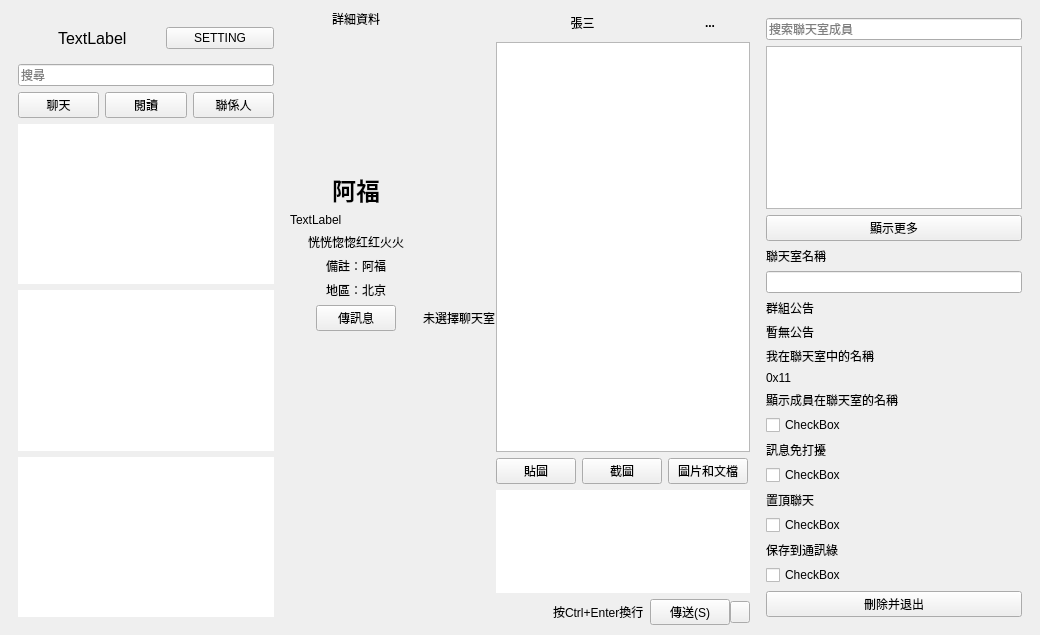
Old version of the form resource/ui/wechatwin-0.5.ui in the repository 0xzhaohx/wechat-qt5.
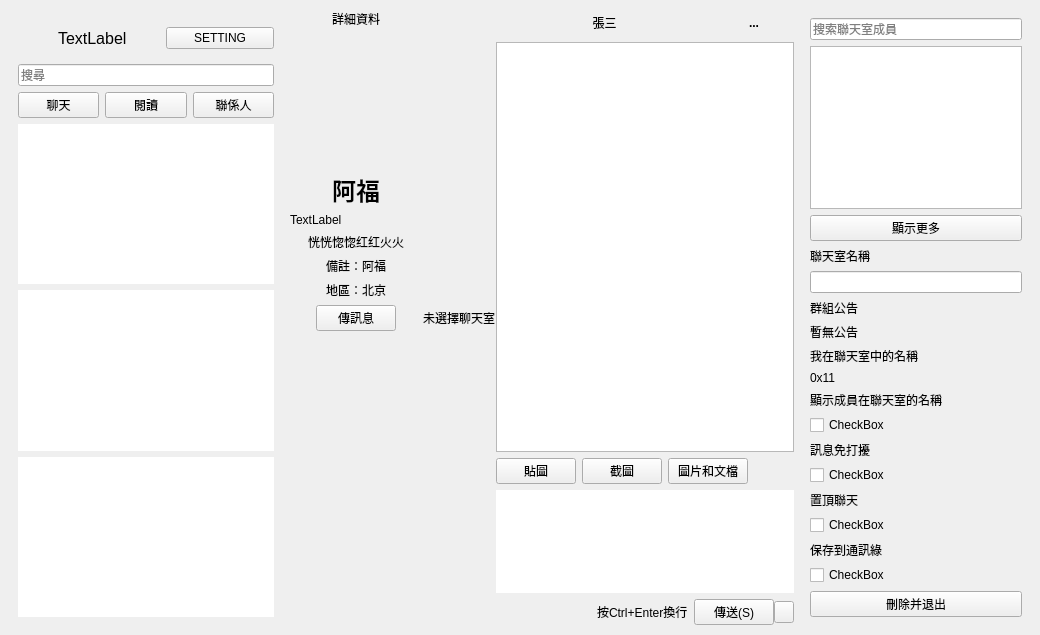
New version of the form.

Diff of the .ui file:
```diff
--- a/resource/ui/wechatwin-0.5.ui
+++ b/resource/ui/wechatwin-0.5.ui
@@ -654,6 +654,12 @@
     </item>
     <item>
      <widget class="QWidget" name="membersWidget" native="true">
+      <property name="maximumSize">
+       <size>
+        <width>230</width>
+        <height>16777215</height>
+       </size>
+      </property>
       <layout class="QVBoxLayout" name="verticalLayout_5">
        <item>
         <layout class="QVBoxLayout" name="verticalLayout_4">
```
